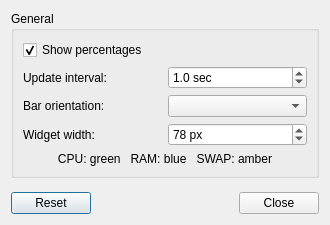
Qt form plugin-resourcemonitor/lxqtresourcemonitorconfiguration.ui (k1moradi/lxqt-resource-monitor) before a commit.
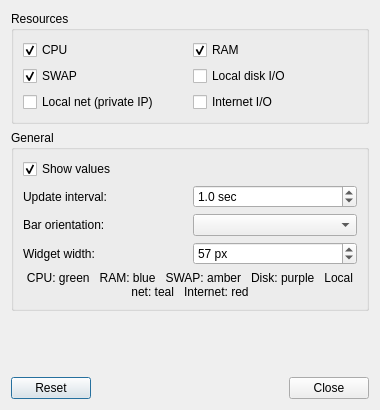
The same form after that commit.

Commit message: Add optional resource and network I/O meters

```diff
--- a/plugin-resourcemonitor/lxqtresourcemonitorconfiguration.ui
+++ b/plugin-resourcemonitor/lxqtresourcemonitorconfiguration.ui
@@ -6,8 +6,8 @@
    <rect>
     <x>0</x>
     <y>0</y>
-    <width>330</width>
-    <height>225</height>
+    <width>380</width>
+    <height>410</height>
    </rect>
   </property>
   <property name="windowTitle">
@@ -15,6 +15,54 @@
   </property>
   <layout class="QGridLayout" name="gridLayout_2">
    <item row="0" column="0">
+    <widget class="QGroupBox" name="resourcesGB">
+     <property name="title">
+      <string>Resources</string>
+     </property>
+     <layout class="QGridLayout" name="resourcesLayout">
+      <item row="0" column="0">
+       <widget class="QCheckBox" name="cpuCB">
+        <property name="text"><string>CPU</string></property>
+        <property name="checked"><bool>true</bool></property>
+       </widget>
+      </item>
+      <item row="0" column="1">
+       <widget class="QCheckBox" name="memoryCB">
+        <property name="text"><string>RAM</string></property>
+        <property name="checked"><bool>true</bool></property>
+       </widget>
+      </item>
+      <item row="1" column="0">
+       <widget class="QCheckBox" name="swapCB">
+        <property name="text"><string>SWAP</string></property>
+        <property name="checked"><bool>true</bool></property>
+       </widget>
+      </item>
+      <item row="1" column="1">
+       <widget class="QCheckBox" name="diskCB">
+        <property name="text"><string>Local disk I/O</string></property>
+       </widget>
+      </item>
+      <item row="2" column="0">
+       <widget class="QCheckBox" name="localNetCB">
+        <property name="text"><string>Local net (private IP)</string></property>
+        <property name="toolTip">
+         <string>Traffic to or from private/local IP addresses. Public IP traffic is counted as Internet.</string>
+        </property>
+       </widget>
+      </item>
+      <item row="2" column="1">
+       <widget class="QCheckBox" name="internetCB">
+        <property name="text"><string>Internet I/O</string></property>
+        <property name="toolTip">
+         <string>Traffic to or from public IP addresses.</string>
+        </property>
+       </widget>
+      </item>
+     </layout>
+    </widget>
+   </item>
+   <item row="1" column="0">
     <widget class="QGroupBox" name="generalGB">
      <property name="title">
       <string>General</string>
@@ -23,7 +71,7 @@
       <item row="0" column="0" colspan="2">
        <widget class="QCheckBox" name="showTextCB">
         <property name="text">
-         <string>Show percentages</string>
+         <string>Show values</string>
         </property>
         <property name="checked">
          <bool>true</bool>
@@ -91,14 +139,17 @@
          <number>1</number>
         </property>
         <property name="value">
-         <number>78</number>
+         <number>57</number>
         </property>
        </widget>
       </item>
       <item row="4" column="0" colspan="2">
        <widget class="QLabel" name="colorHintLabel">
         <property name="text">
-         <string>CPU: green   RAM: blue   SWAP: amber</string>
+         <string>CPU: green   RAM: blue   SWAP: amber   Disk: purple   Local net: teal   Internet: red</string>
+        </property>
+        <property name="wordWrap">
+         <bool>true</bool>
         </property>
         <property name="alignment">
          <set>Qt::AlignCenter</set>
@@ -108,7 +159,7 @@
      </layout>
     </widget>
    </item>
-   <item row="1" column="0">
+   <item row="2" column="0">
     <spacer name="verticalSpacer">
      <property name="orientation">
       <enum>Qt::Vertical</enum>
@@ -121,7 +172,7 @@
      </property>
     </spacer>
    </item>
-   <item row="2" column="0">
+   <item row="3" column="0">
     <widget class="QDialogButtonBox" name="buttons">
      <property name="orientation">
       <enum>Qt::Horizontal</enum>
```
Left out of the diff: 3 changed lines with no effect on the pictures. The commit also changes 7 other files.
